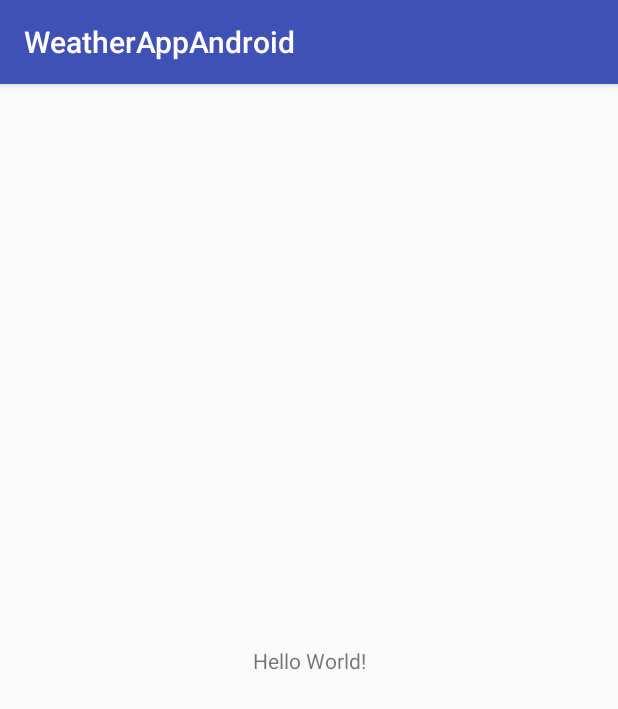
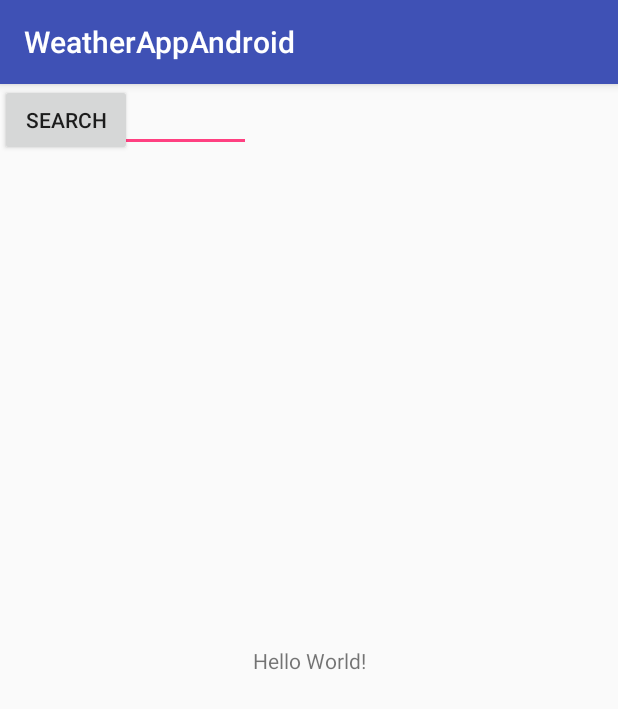
Before and after one commit to dominicaq/AndroidweatherApp, an Android app: the screen it shows after launch (MainActivity), on a phone screen of 412 x 824 dp. Shown: the top 709 px of the screen. Run offline under Robolectric (Android 15) with nearby library versions, the phone set to English and light mode, and no system bars.

Commit message:
Added search field and search button.

```diff
--- a/app/src/main/res/layout/activity_main.xml
+++ b/app/src/main/res/layout/activity_main.xml
@@ -15,4 +15,22 @@
         app:layout_constraintRight_toRightOf="parent"
         app:layout_constraintTop_toTopOf="parent" />
 
+    <EditText
+        android:id="@+id/editText"
+        android:layout_width="167dp"
+        android:layout_height="wrap_content"
+        android:ems="10"
+        android:inputType="textPersonName"
+        android:text="Name"
+        tools:layout_editor_absoluteX="7dp"
+        tools:layout_editor_absoluteY="16dp" />
+
+    <Button
+        android:id="@+id/button"
+        android:layout_width="wrap_content"
+        android:layout_height="wrap_content"
+        android:text="Search"
+        tools:layout_editor_absoluteX="198dp"
+        tools:layout_editor_absoluteY="16dp" />
+
 </android.support.constraint.ConstraintLayout>
```
